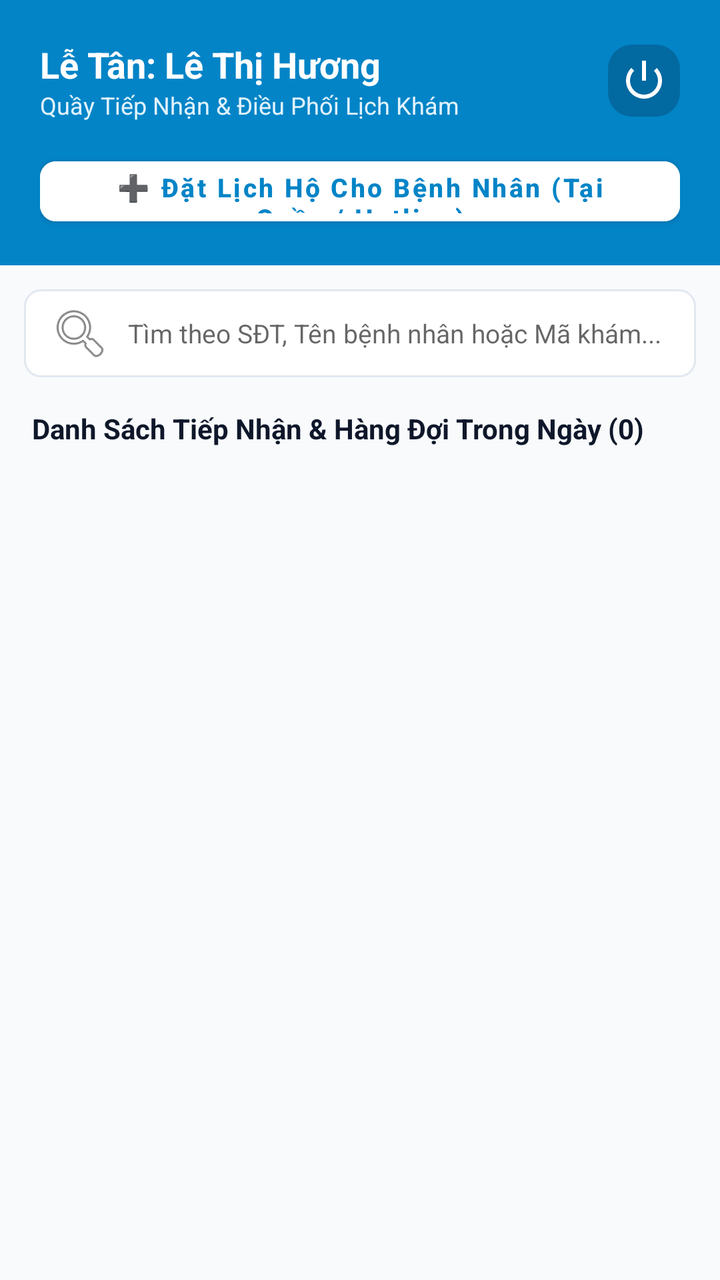
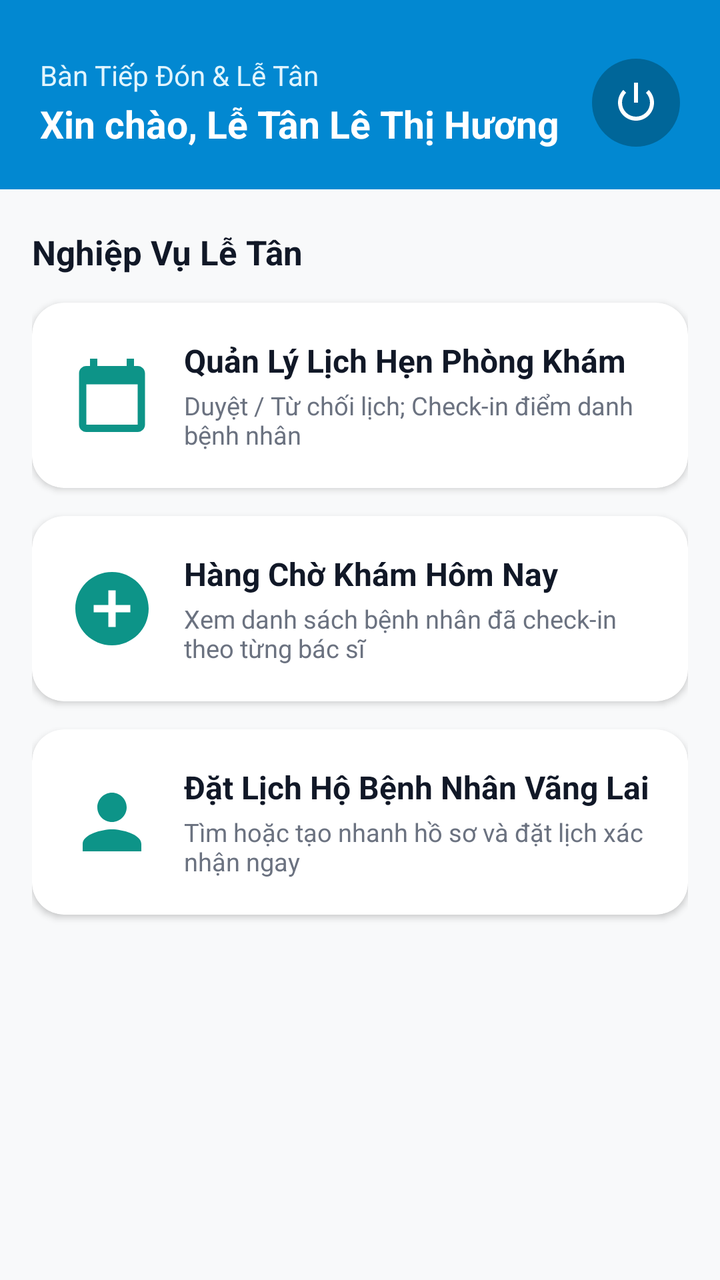

The first picture is an Android layout as it rendered before a commit; the second is the same layout after the commit. The layout source and the unified diff follow.
<!-- AndroidManifest.xml: application theme Theme.ClinicApp -->
<!-- res/layout/activity_staff_main.xml -->
<?xml version="1.0" encoding="utf-8"?>
<LinearLayout xmlns:android="http://schemas.android.com/apk/res/android"
    xmlns:app="http://schemas.android.com/apk/res-auto"
    android:layout_width="match_parent"
    android:layout_height="match_parent"
    android:background="@color/background"
    android:orientation="vertical">

    
    <LinearLayout
        android:layout_width="match_parent"
        android:layout_height="wrap_content"
        android:background="@color/primary"
        android:orientation="vertical"
        android:paddingHorizontal="20dp"
        android:paddingTop="20dp"
        android:paddingBottom="16dp">

        <RelativeLayout
            android:layout_width="match_parent"
            android:layout_height="wrap_content">

            <LinearLayout
                android:layout_width="wrap_content"
                android:layout_height="wrap_content"
                android:orientation="vertical">

                <TextView
                    android:id="@+id/tvStaffHeaderName"
                    android:layout_width="wrap_content"
                    android:layout_height="wrap_content"
                    android:text="Lễ Tân: Lê Thị Hương"
                    android:textColor="@color/white"
                    android:textSize="18sp"
                    android:textStyle="bold" />

                <TextView
                    android:layout_width="wrap_content"
                    android:layout_height="wrap_content"
                    android:text="Quầy Tiếp Nhận &amp; Điều Phối Lịch Khám"
                    android:textColor="#E0F2FE"
                    android:textSize="12sp" />
            </LinearLayout>

            <ImageView
                android:id="@+id/ivStaffLogout"
                android:layout_width="36dp"
                android:layout_height="36dp"
                android:layout_alignParentEnd="true"
                android:layout_centerVertical="true"
                android:background="@drawable/bg_badge_status"
                android:backgroundTint="#0369A1"
                android:padding="6dp"
                android:src="@android:drawable/ic_lock_power_off"
                app:tint="@color/white" />
        </RelativeLayout>

        
        <Button
            android:id="@+id/btnStaffCreateBooking"
            android:layout_width="match_parent"
            android:layout_height="42dp"
            android:layout_marginTop="14dp"
            android:backgroundTint="@color/white"
            android:text="➕ Đặt Lịch Hộ Cho Bệnh Nhân (Tại Quầy / Hotline)"
            android:textColor="@color/primary"
            android:textSize="13sp"
            android:textStyle="bold"
            android:textAllCaps="false"
            app:cornerRadius="8dp" />
    </LinearLayout>

    
    <LinearLayout
        android:layout_width="match_parent"
        android:layout_height="wrap_content"
        android:orientation="vertical"
        android:padding="12dp">

        <EditText
            android:id="@+id/etStaffSearch"
            android:layout_width="match_parent"
            android:layout_height="44dp"
            android:background="@drawable/bg_edit_text"
            android:drawableStart="@android:drawable/ic_menu_search"
            android:drawablePadding="8dp"
            android:hint="Tìm theo SĐT, Tên bệnh nhân hoặc Mã khám..."
            android:inputType="text"
            android:textSize="13sp" />
    </LinearLayout>

    <RelativeLayout
        android:layout_width="match_parent"
        android:layout_height="wrap_content"
        android:layout_marginHorizontal="16dp"
        android:layout_marginTop="4dp">

        <TextView
            android:id="@+id/tvStaffQueueTitle"
            android:layout_width="wrap_content"
            android:layout_height="wrap_content"
            android:text="Danh Sách Tiếp Nhận &amp; Hàng Đợi Trong Ngày (0)"
            android:textColor="@color/text_primary"
            android:textSize="14sp"
            android:textStyle="bold" />
    </RelativeLayout>

    
    <TextView
        android:id="@+id/tvStaffEmptyState"
        android:layout_width="match_parent"
        android:layout_height="wrap_content"
        android:layout_marginTop="40dp"
        android:gravity="center"
        android:text="Chưa có bệnh nhân nào trong danh sách tiếp nhận."
        android:textColor="@color/text_muted"
        android:textSize="14sp"
        android:visibility="gone" />

    
    <androidx.recyclerview.widget.RecyclerView
        android:id="@+id/rvStaffAppointments"
        android:layout_width="match_parent"
        android:layout_height="0dp"
        android:layout_marginTop="6dp"
        android:layout_weight="1"
        android:paddingVertical="4dp" />
</LinearLayout>
<!-- resources referenced by this layout -->
<resources>
  <color name="background">#F8FAFC</color>
  <color name="primary">#0284C7</color>
  <color name="text_muted">#94A3B8</color>
  <color name="text_primary">#0F172A</color>
  <color name="white">#FFFFFFFF</color>
  <!-- drawable bg_badge_status (drawable) -->
  <?xml version="1.0" encoding="utf-8"?>
  <shape xmlns:android="http://schemas.android.com/apk/res/android">
      <solid android:color="@color/primary_light" />
      <corners android:radius="12dp" />
      <padding android:left="8dp" android:top="4dp" android:right="8dp" android:bottom="4dp" />
  </shape>
  <!-- drawable bg_edit_text (drawable) -->
  <?xml version="1.0" encoding="utf-8"?>
  <shape xmlns:android="http://schemas.android.com/apk/res/android">
      <solid android:color="@color/white" />
      <stroke android:width="1dp" android:color="@color/border_color" />
      <corners android:radius="8dp" />
      <padding android:left="12dp" android:top="10dp" android:right="12dp" android:bottom="10dp" />
  </shape>
  <style name="Theme.ClinicApp" parent="Theme.MaterialComponents.Light.NoActionBar">
          
          <item name="colorPrimary">@color/primary</item>
          <item name="colorPrimaryVariant">@color/primary_dark</item>
          <item name="colorOnPrimary">@color/white</item>
          
          <item name="colorSecondary">@color/accent</item>
          <item name="colorSecondaryVariant">@color/accent</item>
          <item name="colorOnSecondary">@color/white</item>
          
          <item name="android:statusBarColor">@color/primary_dark</item>
          
          <item name="android:windowBackground">@color/background</item>
      </style>
  <color name="primary_light">#E0F2FE</color>
  <color name="border_color">#E2E8F0</color>
  <color name="primary_dark">#0369A1</color>
  <color name="accent">#0D9488</color>
</resources>

<!-- the commit's change to res/layout/activity_staff_main.xml (unified diff, before → after) -->
@@ -3,126 +3,231 @@
     xmlns:app="http://schemas.android.com/apk/res-auto"
     android:layout_width="match_parent"
     android:layout_height="match_parent"
-    android:background="@color/background"
+    android:background="#F8F9FA"
     android:orientation="vertical">
 
     
     <LinearLayout
         android:layout_width="match_parent"
         android:layout_height="wrap_content"
-        android:background="@color/primary"
-        android:orientation="vertical"
+        android:background="#0288D1"
+        android:orientation="horizontal"
+        android:gravity="center_vertical"
         android:paddingHorizontal="20dp"
-        android:paddingTop="20dp"
-        android:paddingBottom="16dp">
-
-        <RelativeLayout
-            android:layout_width="match_parent"
-            android:layout_height="wrap_content">
-
-            <LinearLayout
+        android:paddingTop="28dp"
+        android:paddingBottom="20dp">
+
+        <LinearLayout
+            android:layout_width="0dp"
+            android:layout_height="wrap_content"
+            android:layout_weight="1"
+            android:orientation="vertical">
+
+            <TextView
                 android:layout_width="wrap_content"
                 android:layout_height="wrap_content"
-                android:orientation="vertical">
-
-                <TextView
-                    android:id="@+id/tvStaffHeaderName"
-                    android:layout_width="wrap_content"
-                    android:layout_height="wrap_content"
-                    android:text="Lễ Tân: Lê Thị Hương"
-                    android:textColor="@color/white"
-                    android:textSize="18sp"
-                    android:textStyle="bold" />
-
-                <TextView
-                    android:layout_width="wrap_content"
-                    android:layout_height="wrap_content"
-                    android:text="Quầy Tiếp Nhận &amp; Điều Phối Lịch Khám"
-                    android:textColor="#E0F2FE"
-                    android:textSize="12sp" />
-            </LinearLayout>
-
-            <ImageView
-                android:id="@+id/ivStaffLogout"
-                android:layout_width="36dp"
-                android:layout_height="36dp"
-                android:layout_alignParentEnd="true"
-                android:layout_centerVertical="true"
-                android:background="@drawable/bg_badge_status"
-                android:backgroundTint="#0369A1"
-                android:padding="6dp"
-                android:src="@android:drawable/ic_lock_power_off"
-                app:tint="@color/white" />
-        </RelativeLayout>
-
-        
-        <Button
-            android:id="@+id/btnStaffCreateBooking"
-            android:layout_width="match_parent"
-            android:layout_height="42dp"
-            android:layout_marginTop="14dp"
-            android:backgroundTint="@color/white"
-            android:text="➕ Đặt Lịch Hộ Cho Bệnh Nhân (Tại Quầy / Hotline)"
-            android:textColor="@color/primary"
-            android:textSize="13sp"
-            android:textStyle="bold"
-            android:textAllCaps="false"
-            app:cornerRadius="8dp" />
+                android:text="Bàn Tiếp Đón &amp; Lễ Tân"
+                android:textColor="#E1F5FE"
+                android:textSize="14sp" />
+
+            <TextView
+                android:id="@+id/tvStaffHeaderName"
+                android:layout_width="wrap_content"
+                android:layout_height="wrap_content"
+                android:layout_marginTop="2dp"
+                android:text="Xin chào, Lễ Tân Lê Thị Hương"
+                android:textColor="@color/white"
+                android:textSize="19sp"
+                android:textStyle="bold" />
+        </LinearLayout>
+
+        <ImageView
+            android:id="@+id/ivStaffLogout"
+            android:layout_width="44dp"
+            android:layout_height="44dp"
+            android:background="@drawable/bg_power_button"
+            android:padding="10dp"
+            android:src="@android:drawable/ic_lock_power_off"
+            app:tint="@color/white" />
     </LinearLayout>
 
-    
-    <LinearLayout
-        android:layout_width="match_parent"
-        android:layout_height="wrap_content"
-        android:orientation="vertical"
-        android:padding="12dp">
-
-        <EditText
-            android:id="@+id/etStaffSearch"
-            android:layout_width="match_parent"
-            android:layout_height="44dp"
-            android:background="@drawable/bg_edit_text"
-            android:drawableStart="@android:drawable/ic_menu_search"
-            android:drawablePadding="8dp"
-            android:hint="Tìm theo SĐT, Tên bệnh nhân hoặc Mã khám..."
-            android:inputType="text"
-            android:textSize="13sp" />
-    </LinearLayout>
-
-    <RelativeLayout
-        android:layout_width="match_parent"
-        android:layout_height="wrap_content"
-        android:layout_marginHorizontal="16dp"
-        android:layout_marginTop="4dp">
-
-        <TextView
-            android:id="@+id/tvStaffQueueTitle"
-            android:layout_width="wrap_content"
-            android:layout_height="wrap_content"
-            android:text="Danh Sách Tiếp Nhận &amp; Hàng Đợi Trong Ngày (0)"
-            android:textColor="@color/text_primary"
-            android:textSize="14sp"
-            android:textStyle="bold" />
-    </RelativeLayout>
-
-    
-    <TextView
-        android:id="@+id/tvStaffEmptyState"
-        android:layout_width="match_parent"
-        android:layout_height="wrap_content"
-        android:layout_marginTop="40dp"
-        android:gravity="center"
-        android:text="Chưa có bệnh nhân nào trong danh sách tiếp nhận."
-        android:textColor="@color/text_muted"
-        android:textSize="14sp"
-        android:visibility="gone" />
-
-    
-    <androidx.recyclerview.widget.RecyclerView
-        android:id="@+id/rvStaffAppointments"
+    <ScrollView
         android:layout_width="match_parent"
         android:layout_height="0dp"
-        android:layout_marginTop="6dp"
         android:layout_weight="1"
-        android:paddingVertical="4dp" />
+        android:fillViewport="true">
+
+        <LinearLayout
+            android:layout_width="match_parent"
+            android:layout_height="wrap_content"
+            android:orientation="vertical"
+            android:padding="16dp">
+
+            
+            <TextView
+                android:layout_width="wrap_content"
+                android:layout_height="wrap_content"
+                android:layout_marginTop="4dp"
+                android:layout_marginBottom="14dp"
+                android:text="Nghiệp Vụ Lễ Tân"
+                android:textColor="#111827"
+                android:textSize="17sp"
+                android:textStyle="bold" />
+
+            
+            <androidx.cardview.widget.CardView
+                android:id="@+id/cardStaffManageAppointments"
+                android:layout_width="match_parent"
+                android:layout_height="wrap_content"
+                android:layout_marginBottom="14dp"
+                android:clickable="true"
+                android:focusable="true"
+                android:foreground="?attr/selectableItemBackground"
+                app:cardCornerRadius="16dp"
+                app:cardElevation="2dp"
+                app:cardBackgroundColor="@color/white">
+
+                <LinearLayout
+                    android:layout_width="match_parent"
+                    android:layout_height="wrap_content"
+                    android:gravity="center_vertical"
+                    android:orientation="horizontal"
+                    android:padding="18dp">
+
+                    <ImageView
+                        android:layout_width="44dp"
+                        android:layout_height="44dp"
+                        android:src="@drawable/ic_card_calendar" />
+
+                    <LinearLayout
+                        android:layout_width="0dp"
+                        android:layout_height="wrap_content"
+                        android:layout_marginStart="14dp"
+                        android:layout_weight="1"
+                        android:orientation="vertical">
+
+                        <TextView
+                            android:layout_width="wrap_content"
+                            android:layout_height="wrap_content"
+                            android:text="Quản Lý Lịch Hẹn Phòng Khám"
+                            android:textColor="#111827"
+                            android:textSize="16sp"
+                            android:textStyle="bold" />
+
+                        <TextView
+                            android:layout_width="wrap_content"
+                            android:layout_height="wrap_content"
+                            android:layout_marginTop="3dp"
+                            android:text="Duyệt / Từ chối lịch; Check-in điểm danh bệnh nhân"
+                            android:textColor="#6B7280"
+                            android:textSize="12.5sp" />
+                    </LinearLayout>
+                </LinearLayout>
+            </androidx.cardview.widget.CardView>
+
+            
+            <androidx.cardview.widget.CardView
+                android:id="@+id/cardStaffQueueToday"
+                android:layout_width="match_parent"
+                android:layout_height="wrap_content"
+                android:layout_marginBottom="14dp"
+                android:clickable="true"
+                android:focusable="true"
+                android:foreground="?attr/selectableItemBackground"
+                app:cardCornerRadius="16dp"
+                app:cardElevation="2dp"
+                app:cardBackgroundColor="@color/white">
+
+                <LinearLayout
+                    android:layout_width="match_parent"
+                    android:layout_height="wrap_content"
+                    android:gravity="center_vertical"
+                    android:orientation="horizontal"
+                    android:padding="18dp">
+
+                    <ImageView
+                        android:layout_width="44dp"
+                        android:layout_height="44dp"
+                        android:src="@drawable/ic_card_plus" />
+
+                    <LinearLayout
+                        android:layout_width="0dp"
+                        android:layout_height="wrap_content"
+                        android:layout_marginStart="14dp"
+                        android:layout_weight="1"
+                        android:orientation="vertical">
+
+                        <TextView
+                            android:layout_width="wrap_content"
+                            android:layout_height="wrap_content"
+                            android:text="Hàng Chờ Khám Hôm Nay"
+                            android:textColor="#111827"
+                            android:textSize="16sp"
+                            android:textStyle="bold" />
+
+                        <TextView
+                            android:layout_width="wrap_content"
+                            android:layout_height="wrap_content"
+                            android:layout_marginTop="3dp"
+                            android:text="Xem danh sách bệnh nhân đã check-in theo từng bác sĩ"
+                            android:textColor="#6B7280"
+                            android:textSize="12.5sp" />
+                    </LinearLayout>
+                </LinearLayout>
+            </androidx.cardview.widget.CardView>
+
+            
+            <androidx.cardview.widget.CardView
+                android:id="@+id/cardStaffWalkInBooking"
+                android:layout_width="match_parent"
+                android:layout_height="wrap_content"
+                android:layout_marginBottom="16dp"
+                android:clickable="true"
+                android:focusable="true"
+                android:foreground="?attr/selectableItemBackground"
+                app:cardCornerRadius="16dp"
+                app:cardElevation="2dp"
+                app:cardBackgroundColor="@color/white">
+
+                <LinearLayout
+                    android:layout_width="match_parent"
+                    android:layout_height="wrap_content"
+                    android:gravity="center_vertical"
+                    android:orientation="horizontal"
+                    android:padding="18dp">
+
+                    <ImageView
+                        android:layout_width="44dp"
+                        android:layout_height="44dp"
+                        android:src="@drawable/ic_card_person" />
+
+                    <LinearLayout
+                        android:layout_width="0dp"
+                        android:layout_height="wrap_content"
+                        android:layout_marginStart="14dp"
+                        android:layout_weight="1"
+                        android:orientation="vertical">
+
+                        <TextView
+                            android:layout_width="wrap_content"
+                            android:layout_height="wrap_content"
+                            android:text="Đặt Lịch Hộ Bệnh Nhân Vãng Lai"
+                            android:textColor="#111827"
+                            android:textSize="16sp"
+                            android:textStyle="bold" />
+
+                        <TextView
+                            android:layout_width="wrap_content"
+                            android:layout_height="wrap_content"
+                            android:layout_marginTop="3dp"
+                            android:text="Tìm hoặc tạo nhanh hồ sơ và đặt lịch xác nhận ngay"
+                            android:textColor="#6B7280"
+                            android:textSize="12.5sp" />
+                    </LinearLayout>
+                </LinearLayout>
+            </androidx.cardview.widget.CardView>
+
+        </LinearLayout>
+    </ScrollView>
+
 </LinearLayout>
<!-- resource entries referenced after the edit -->
@@ -2,24 +2,43 @@
 <resources>
   <color name="background">#F8FAFC</color>
   <color name="primary">#0284C7</color>
-  <color name="text_muted">#94A3B8</color>
-  <color name="text_primary">#0F172A</color>
   <color name="white">#FFFFFFFF</color>
-  <!-- drawable bg_badge_status (drawable) -->
+  <!-- drawable bg_power_button (drawable) -->
   <?xml version="1.0" encoding="utf-8"?>
-  <shape xmlns:android="http://schemas.android.com/apk/res/android">
-      <solid android:color="@color/primary_light" />
-      <corners android:radius="12dp" />
-      <padding android:left="8dp" android:top="4dp" android:right="8dp" android:bottom="4dp" />
+  <shape xmlns:android="http://schemas.android.com/apk/res/android"
+      android:shape="oval">
+      <solid android:color="#006699" />
   </shape>
-  <!-- drawable bg_edit_text (drawable) -->
-  <?xml version="1.0" encoding="utf-8"?>
-  <shape xmlns:android="http://schemas.android.com/apk/res/android">
-      <solid android:color="@color/white" />
-      <stroke android:width="1dp" android:color="@color/border_color" />
-      <corners android:radius="8dp" />
-      <padding android:left="12dp" android:top="10dp" android:right="12dp" android:bottom="10dp" />
-  </shape>
+  <!-- drawable ic_card_calendar (drawable) -->
+  <vector xmlns:android="http://schemas.android.com/apk/res/android"
+      android:width="44dp"
+      android:height="44dp"
+      android:viewportWidth="24"
+      android:viewportHeight="24">
+    <path
+        android:fillColor="#0D9488"
+        android:pathData="M19,4h-1V2h-2v2H8V2H6v2H5C3.89,4 3.01,4.9 3.01,6L3,20c0,1.1 0.89,2 2,2h14c1.1,0 2,-0.9 2,-2V6c0,-1.1 -0.9,-2 -2,-2zm0,16H5V9h14v11z"/>
+  </vector>
+  <!-- drawable ic_card_person (drawable) -->
+  <vector xmlns:android="http://schemas.android.com/apk/res/android"
+      android:width="44dp"
+      android:height="44dp"
+      android:viewportWidth="24"
+      android:viewportHeight="24">
+    <path
+        android:fillColor="#0D9488"
+        android:pathData="M12,12c2.21,0 4,-1.79 4,-4s-1.79,-4 -4,-4 -4,1.79 -4,4 1.79,4 4,4zm0,2c-2.67,0 -8,1.34 -8,4v2h16v-2c0,-2.66 -5.33,-4 -8,-4z"/>
+  </vector>
+  <!-- drawable ic_card_plus (drawable) -->
+  <vector xmlns:android="http://schemas.android.com/apk/res/android"
+      android:width="44dp"
+      android:height="44dp"
+      android:viewportWidth="24"
+      android:viewportHeight="24">
+    <path
+        android:fillColor="#0D9488"
+        android:pathData="M12,2C6.48,2 2,6.48 2,12s4.48,10 10,10 10,-4.48 10,-10S17.52,2 12,2zm5,11h-4v4h-2v-4H7v-2h4V7h2v4h4v2z"/>
+  </vector>
   <style name="Theme.ClinicApp" parent="Theme.MaterialComponents.Light.NoActionBar">
           
           <item name="colorPrimary">@color/primary</item>
@@ -34,8 +53,6 @@
           
           <item name="android:windowBackground">@color/background</item>
       </style>
-  <color name="primary_light">#E0F2FE</color>
-  <color name="border_color">#E2E8F0</color>
   <color name="primary_dark">#0369A1</color>
   <color name="accent">#0D9488</color>
 </resources>
